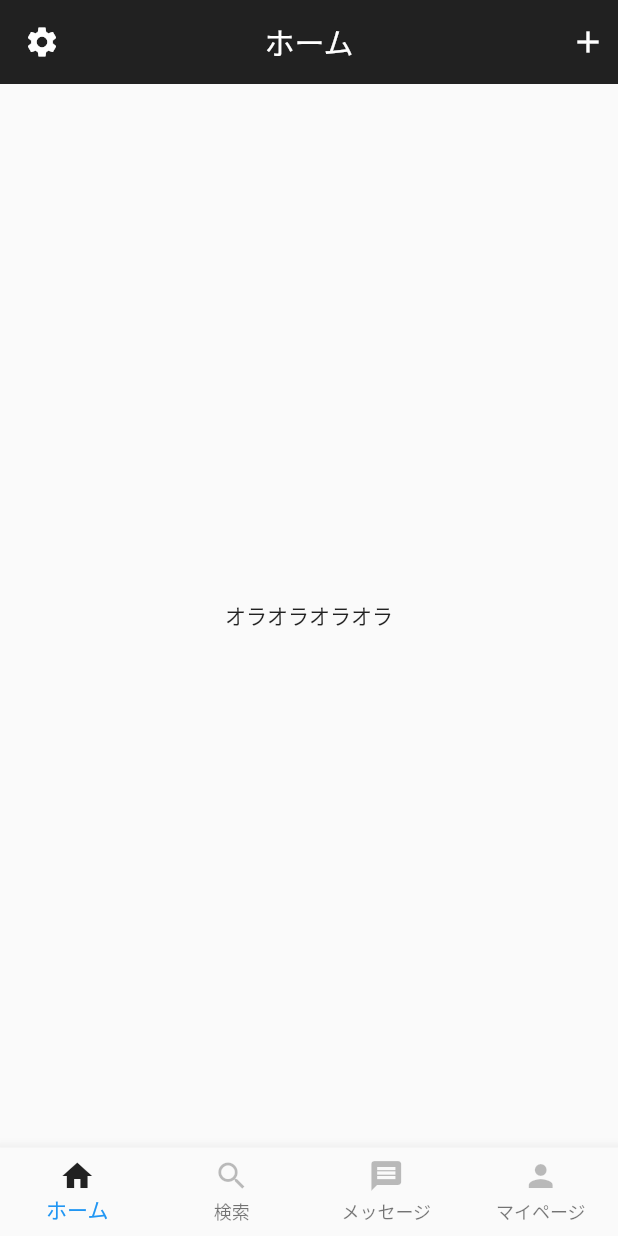
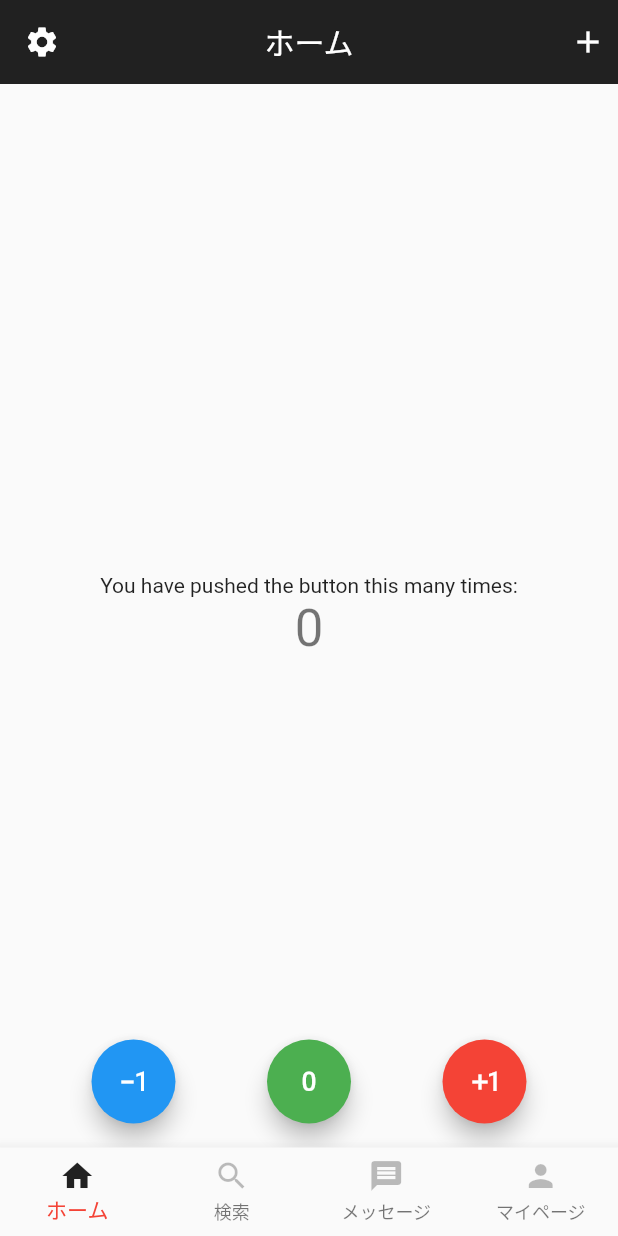
Before and after one commit to mu-suke/second_flutter_app, a Flutter app: the screen it shows after launch, on a phone screen of 412 x 824 dp. Run offline on Flutter 3.47's test engine with Material 2 defaults, Android fonts, the phone set to English and light mode, and no system bars.

Commit message:
Implement floating-action-buttons

```diff
--- a/lib/main.dart
+++ b/lib/main.dart
@@ -1,42 +1,113 @@
-//import 'package:flutter/material.dart';
-//
-//void main() => runApp(MyApp());
-//
-//class MyApp extends StatelessWidget {
-//  @override
-//  Widget build(BuildContext context) {
-//    return MaterialApp(
-//      title: 'Welcome to Flutter',
-//      home: Scaffold(
-//        appBar: AppBar(
-//          title: Text('Welcome to Flutter'),
-//        ),
-//        body: Center(
-//          child: Text('Hello World'),
-//        ),
-//      ),
-//    );
-//  }
-//}
-
 import 'package:flutter/material.dart';
 import 'header.dart';
 import 'footer.dart';
 
 void main() {
-  runApp(App());
+  runApp(MyApp());
 }
 
-class App extends StatelessWidget {
+class MyApp extends StatelessWidget {
+
   @override
   Widget build(BuildContext context) {
     return MaterialApp(
       debugShowCheckedModeBanner: false,
+      title: 'Second flutter Demo',
+      theme: ThemeData(
+        primarySwatch: Colors.red,
+      ),
       home: Scaffold(
         appBar: Header(),
-        body: Center(child: Text("オラオラオラオラ")),
+        body: MyHomePage(title: 'Second Flutter Page'),
         bottomNavigationBar: Footer(),
       ),
     );
   }
 }
+
+
+class MyHomePage extends StatefulWidget {
+  MyHomePage({Key key, this.title}) : super(key: key);
+
+  final String title;
+
+  @override
+  _MyHomePageState createState() => _MyHomePageState();
+}
+
+class _MyHomePageState extends State<MyHomePage> {
+  int _counter = 0;
+
+  void _incrementCounter() {
+    setState(() {
+      _counter++;
+    });
+  }
+
+  void _decrementCounter() {
+    setState(() {
+      _counter--;
+    });
+  }
+
+  void _resetCounter() {
+    setState(() {
+      _counter = 0;
+    });
+  }
+
+  @override
+  Widget build(BuildContext context) {
+    return Scaffold(
+      body: Center(
+        child: GestureDetector(
+          child: Column(
+            mainAxisAlignment: MainAxisAlignment.center,
+            children: <Widget>[
+              Text(
+                'You have pushed the button this many times:',
+              ),
+              Text(
+                '$_counter',
+                style: Theme.of(context).textTheme.display1,
+              ),
+            ],
+          ),
+        ),
+      ),
+      floatingActionButton: Row(
+        crossAxisAlignment: CrossAxisAlignment.end,
+//        verticalDirection: VerticalDirection.up,
+        mainAxisAlignment: MainAxisAlignment.spaceEvenly,
+        mainAxisSize: MainAxisSize.max,
+          children: <Widget>[
+            Container(
+              child: FloatingActionButton(
+                backgroundColor: Colors.blue,
+                onPressed: _decrementCounter,
+                tooltip: 'Decrement',
+                child: Icon(Icons.exposure_neg_1),
+              ),
+            ),
+            Container(
+//              margin: EdgeInsets.only(bottom: 16.0),
+              child: FloatingActionButton(
+                backgroundColor: Colors.green,
+                onPressed: _resetCounter,
+                tooltip: 'Reset',
+                child: Icon(Icons.exposure_zero),
+              ),
+            ),
+            Container(
+              child: FloatingActionButton(
+                onPressed: _incrementCounter,
+                tooltip: 'Increment',
+                child: Icon(Icons.exposure_plus_1),
+              ),
+            ),
+          ]
+      ),
+      floatingActionButtonLocation: FloatingActionButtonLocation.centerFloat,
+    );
+  }
+}
```
